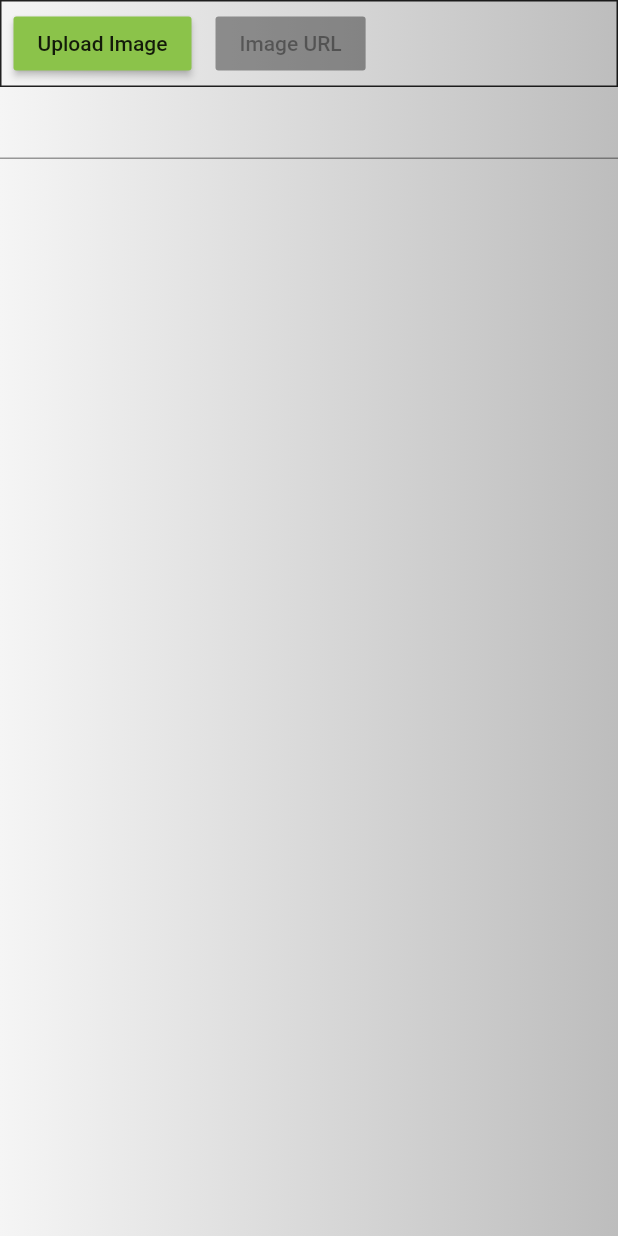
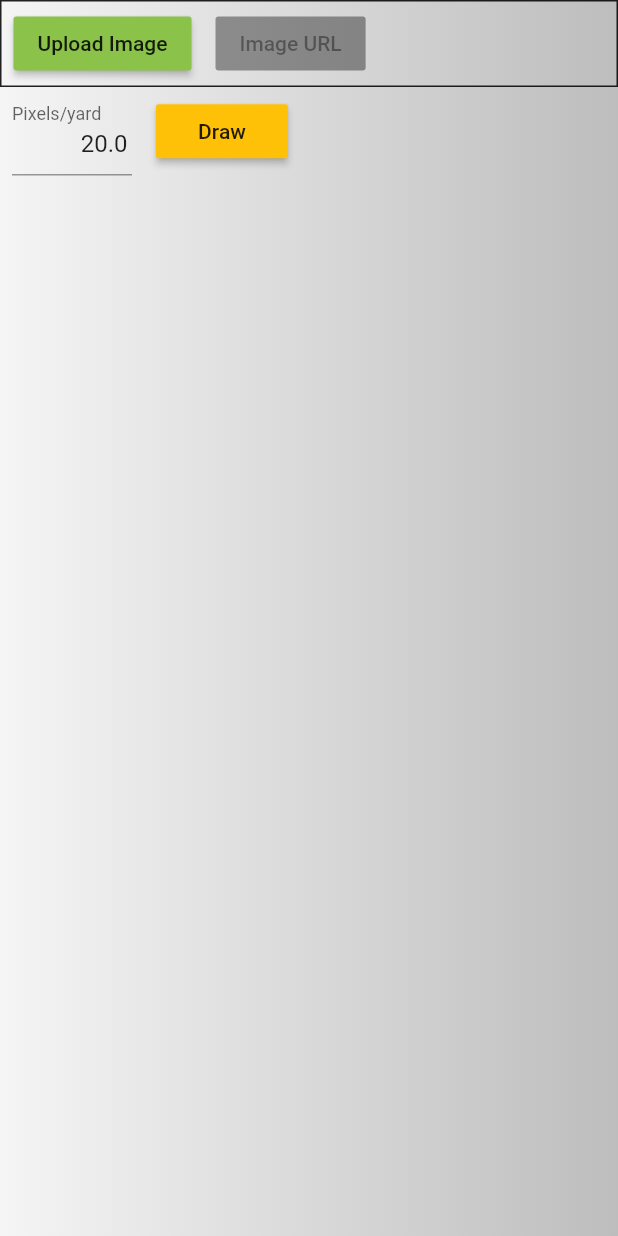
Before and after one commit to mjeffw/over_hexen_app, a Flutter app: the screen it shows after launch, on a phone screen of 412 x 824 dp. Run offline on Flutter 3.47's test engine with Material 2 defaults, Android fonts, the phone set to English and light mode, and no system bars; missing offline and left inert: universal_html, url.

Commit message:
first take on grid paint controls

```diff
--- a/lib/screens/file_viewer/widgets/body.dart
+++ b/lib/screens/file_viewer/widgets/body.dart
@@ -2,6 +2,7 @@ import 'package:flutter/material.dart';
 
 import '../../../model/image_data.dart';
 import '../../../widgets/regexp_textfield.dart';
+import 'hex_paint_controls_form.dart';
 
 class Body extends StatelessWidget {
   final ImageData model;
@@ -10,16 +11,9 @@ class Body extends StatelessWidget {
 
   @override
   Widget build(BuildContext context) {
-    final _amountValidator = RegExInputFormatter.withRegex(
-        '^\$|^(0|([1-9][0-9]{0,}))(\\.[0-9]{0,})?\$');
-
     return Column(
       children: <Widget>[
-        Row(
-          children: <Widget>[
-            Expanded(child: scaleInput(_amountValidator)),
-          ],
-        ),
+        HexPaintControlsForm(),
         Padding(
           padding: const EdgeInsets.all(16.0),
           child: image(),
@@ -28,11 +22,14 @@ class Body extends StatelessWidget {
     );
   }
 
+  Widget hexPaintControlsForm(RegExInputFormatter _amountValidator) =>
+      pixelsPerYard(_amountValidator);
+
   Widget image() => model.bytes != null
       ? Image.memory(model.bytes)
       : Container(color: Colors.transparent);
 
-  Widget scaleInput(RegExInputFormatter _amountValidator) => TextField(
+  Widget pixelsPerYard(RegExInputFormatter _amountValidator) => TextField(
       inputFormatters: [_amountValidator],
       keyboardType: TextInputType.numberWithOptions(
         decimal: true,
--- /dev/null
+++ b/lib/screens/file_viewer/widgets/hex_paint_controls_form.dart
@@ -0,0 +1,58 @@
+import 'package:flutter/material.dart';
+import '../../../widgets/regexp_textfield.dart';
+
+class HexPaintControlsForm extends StatefulWidget {
+  @override
+  _HexPaintControlsFormState createState() => _HexPaintControlsFormState();
+}
+
+class _HexPaintControlsFormState extends State<HexPaintControlsForm> {
+  final _formKey = GlobalKey<FormState>();
+  final _controller = TextEditingController(text: '20.0');
+
+  @override
+  void dispose() {
+    _controller.dispose();
+    super.dispose();
+  }
+
+  @override
+  void initState() {
+    super.initState();
+    // _controller.addListener(_listen);
+  }
+
+  @override
+  Widget build(BuildContext context) {
+    final _amountValidator = RegExInputFormatter.withRegex(
+        '^\$|^(0|([1-9][0-9]{0,}))(\\.[0-9]{0,})?\$');
+
+    return Row(
+      crossAxisAlignment: CrossAxisAlignment.center,
+      children: <Widget>[
+        Padding(
+          padding: const EdgeInsets.symmetric(horizontal: 8.0),
+          child: SizedBox(
+            width: 80.0,
+            child: TextField(
+              controller: _controller,
+              inputFormatters: [_amountValidator],
+              keyboardType:
+                  TextInputType.numberWithOptions(decimal: true, signed: false),
+              decoration: InputDecoration(labelText: 'Pixels/yard'),
+              textAlign: TextAlign.right,
+            ),
+          ),
+        ),
+        Padding(
+          padding: const EdgeInsets.symmetric(horizontal: 8.0),
+          child: RaisedButton(
+            onPressed: () => {},
+            child: Text('Draw'),
+            color: Colors.amber,
+          ),
+        )
+      ],
+    );
+  }
+}
--- a/lib/screens/file_viewer/widgets/url_form.dart
+++ b/lib/screens/file_viewer/widgets/url_form.dart
@@ -10,9 +10,7 @@ class UrlForm extends StatefulWidget {
   UrlForm({this.onSubmit});
 
   @override
-  State<StatefulWidget> createState() {
-    return UrlFormState();
-  }
+  State<StatefulWidget> createState() => UrlFormState();
 }
 
 final Color _invalidColor = Colors.red[800];
```
